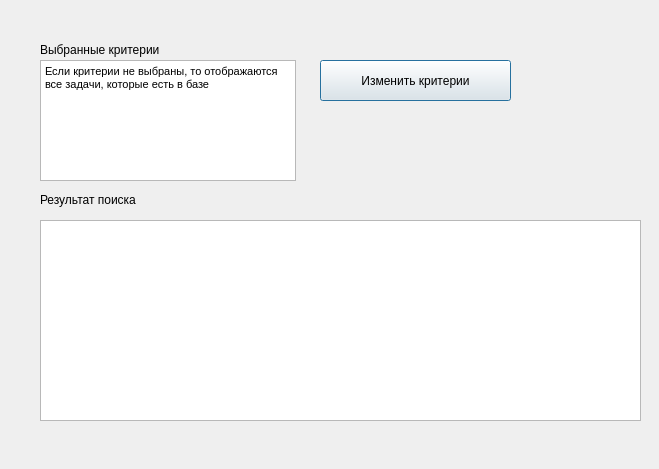
The window that searchdialog.ui (GalinaMaykova/MomMath) describes before a commit, drawn with Qt 5.
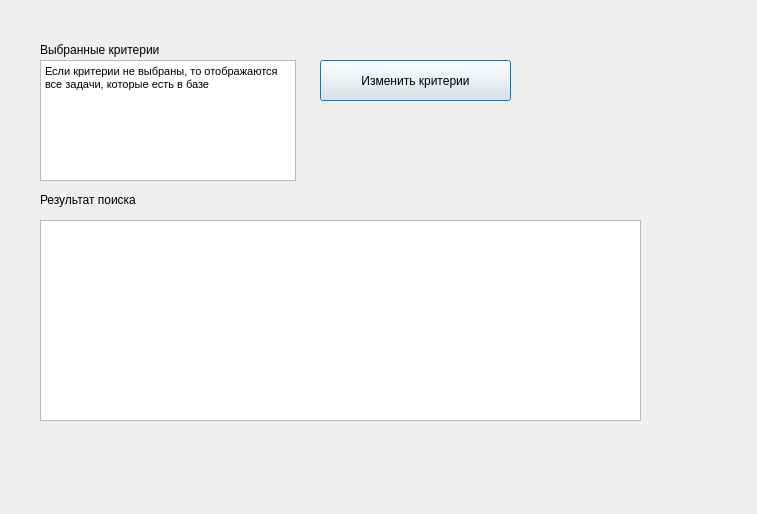
The same window after the commit.

The edit to the form file:
```diff
--- a/searchdialog.ui
+++ b/searchdialog.ui
@@ -6,8 +6,8 @@
    <rect>
     <x>0</x>
     <y>0</y>
-    <width>659</width>
-    <height>469</height>
+    <width>757</width>
+    <height>514</height>
    </rect>
   </property>
   <property name="windowTitle">
```
Left out of the diff: 59 changed lines with no effect on the pictures.
